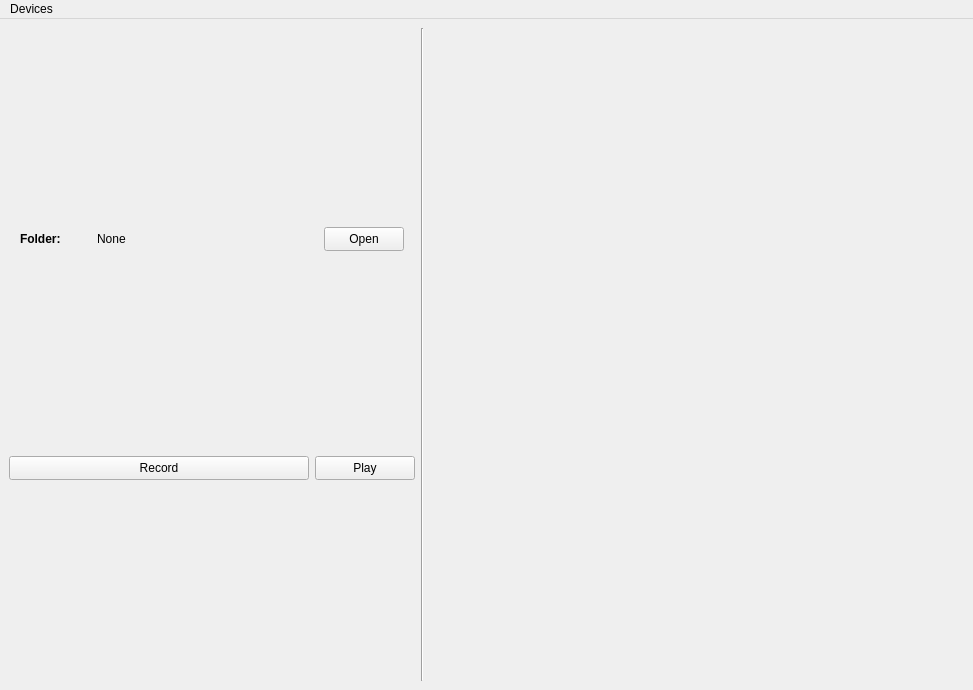
Before: the Qt Designer form AudioSearchQT/audiorecorder.ui in interactiveaudiolab/SoundSeek, drawn with Qt 5.
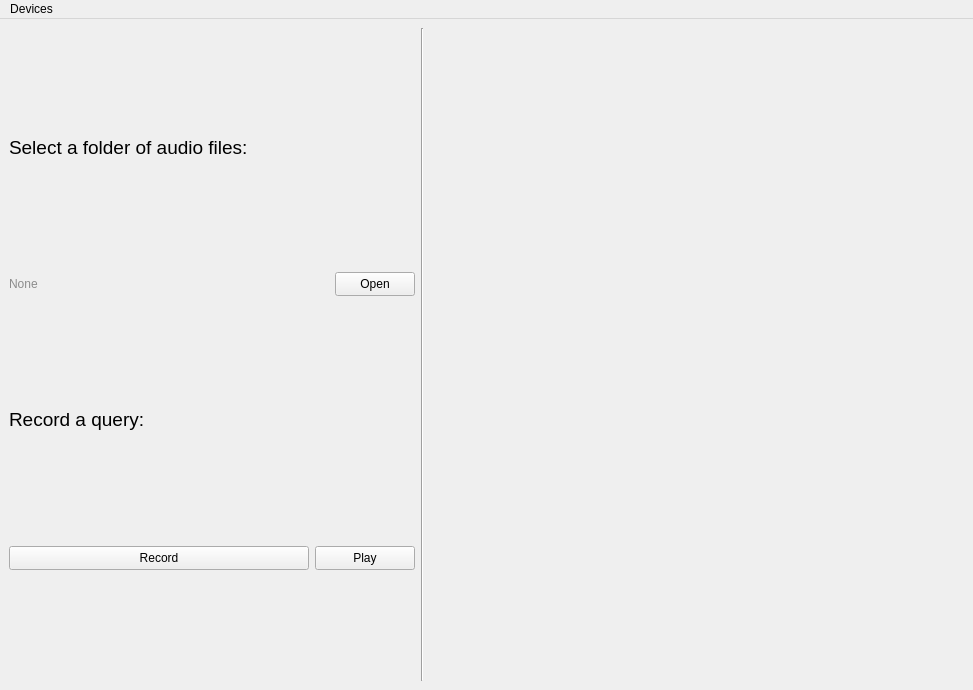
After: the same form once the commit is applied. Custom widgets are drawn as their Qt base class.

Commit message: Update choose folder/record query ui

```diff
--- a/AudioSearchQT/audiorecorder.ui
+++ b/AudioSearchQT/audiorecorder.ui
@@ -46,33 +46,35 @@
            <number>0</number>
           </property>
           <item>
-           <layout class="QHBoxLayout" name="searchDirLayout">
-            <item>
              <widget class="QLabel" name="label_2">
               <property name="maximumSize">
                <size>
-                <width>60</width>
-                <height>16777215</height>
-               </size>
-              </property>
-              <property name="styleSheet">
-               <string notr="true">font-weight: bold;</string>
+              <width>16777215</width>
+              <height>20</height>
+             </size>
+            </property>
+            <property name="font">
+             <font>
+              <pointsize>14</pointsize>
+             </font>
               </property>
               <property name="text">
-               <string>Folder:</string>
+             <string>Select a folder of audio files:</string>
               </property>
              </widget>
             </item>
+          <item>
+           <layout class="QHBoxLayout" name="searchDirLayout">
             <item>
              <widget class="QLabel" name="searchDirLabel">
               <property name="maximumSize">
                <size>
-                <width>210</width>
+                <width>16777215</width>
                 <height>16777215</height>
                </size>
               </property>
               <property name="styleSheet">
-               <string notr="true"/>
+               <string notr="true"> color: rgb(140,140,140); </string>
               </property>
               <property name="text">
                <string>None</string>
@@ -103,6 +105,27 @@
             </item>
            </layout>
           </item>
+          <item>
+           <widget class="QLabel" name="label">
+            <property name="maximumSize">
+             <size>
+              <width>16777215</width>
+              <height>20</height>
+             </size>
+            </property>
+            <property name="font">
+             <font>
+              <pointsize>14</pointsize>
+             </font>
+            </property>
+            <property name="text">
+             <string>Record a query:</string>
+            </property>
+            <property name="alignment">
+             <set>Qt::AlignBottom|Qt::AlignLeading|Qt::AlignLeft</set>
+            </property>
+           </widget>
+          </item>
           <item>
            <layout class="QGridLayout" name="recordPlayLayout">
             <property name="topMargin">
```
Left out of the diff: 12 changed lines with no effect on the pictures. Lines whose indentation alone changed are shown as unchanged.
